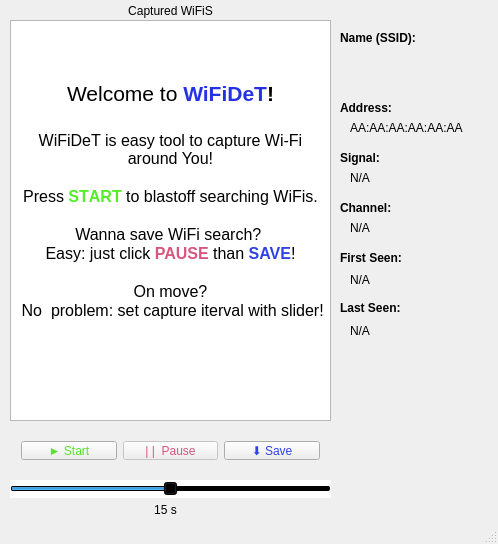
Before: the Qt Designer form wifidet/mainwindow.ui in Karlos123/ITU, drawn with Qt 5.
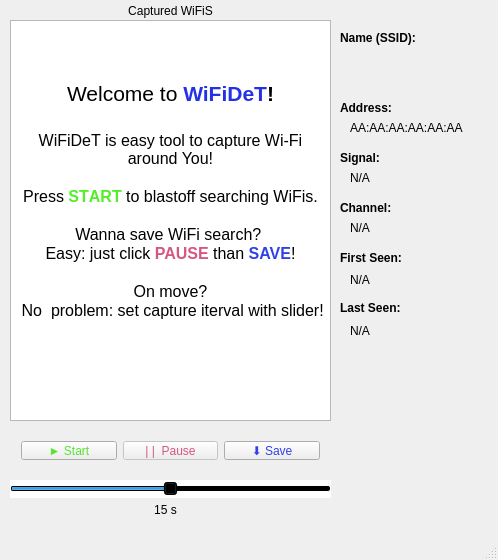
After: the same form once the commit is applied.

What changed in the file:
```diff
--- a/wifidet/mainwindow.ui
+++ b/wifidet/mainwindow.ui
@@ -10,7 +10,7 @@
     <x>0</x>
     <y>0</y>
     <width>498</width>
-    <height>544</height>
+    <height>560</height>
    </rect>
   </property>
   <property name="sizePolicy">
```
